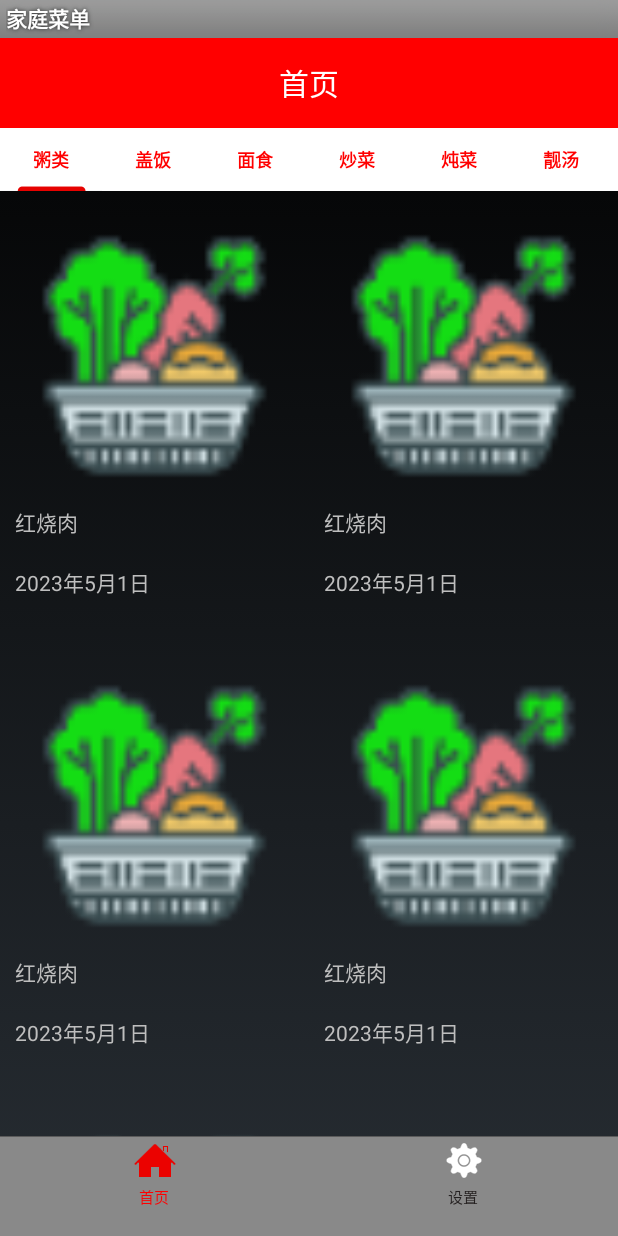
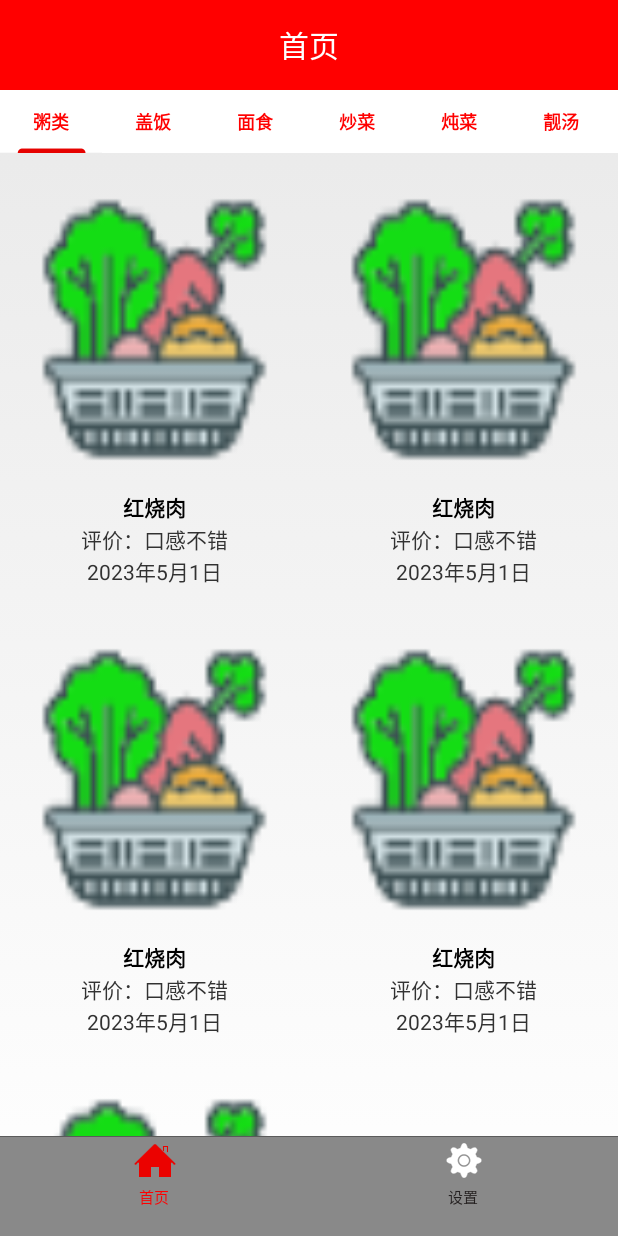
Before and after one commit to EugeniaGao/SmartMenuKotlin, an Android app: the NewsCenterFragment screen opened directly, with no data from a screen before it, on a phone screen of 412 x 824 dp. Run offline under Robolectric (Android 15) with nearby library versions, the phone set to English and light mode, and no system bars; libraries missing offline, so code that uses them is left out: com.jeremyfeinstein.slidingmenu.

Commit message:
修改主题及样式

```diff
--- a/app/src/main/AndroidManifest.xml
+++ b/app/src/main/AndroidManifest.xml
@@ -4,7 +4,6 @@
     <uses-permission android:name="android.permission.INTERNET" />
     <application
         android:name="com.jing.www.smartbj.MyApplication"
-        android:allowBackup="true"
         android:icon="@mipmap/ic_launcher"
         android:label="@string/app_name"
         android:supportsRtl="true"
--- a/app/src/main/java/com/jing/www/smartbj/adapter/MenuAdapter.kt
+++ b/app/src/main/java/com/jing/www/smartbj/adapter/MenuAdapter.kt
@@ -33,25 +33,7 @@ class MenuAdapter
 
     override fun onBindViewHolder(holder: MyViewHolder, @SuppressLint("RecyclerView") position: Int) {
         val viewHolder = holder as MyViewHolder?
-      /*  val newsCenterMenuBean = NewsCenterMenuBeanList!![position]
-        viewHolder!!.tvMenuTitle.text = newsCenterMenuBean.title
-        if (selectedPosition == position) {
-            viewHolder.ivArrow.setImageResource(R.drawable.menu_arr_select)
-            viewHolder.tvMenuTitle.setTextColor(Color.RED)
-        } else {
-            viewHolder.ivArrow.setImageResource(R.drawable.menu_arr_normal)
-            viewHolder.tvMenuTitle.setTextColor(Color.WHITE)
-        }*/
-     /*   viewHolder.itemView.setOnClickListener { item点击事件
-            if (selectedPosition != position) {
-                selectedPosition = position
-                notifyDataSetChanged()
-                //修改对应的标题
-                val baseFragment = (context as MainActivity).currentTabFragment
-                baseFragment.setTitle(newsCenterMenuBean.title) //侧边栏的点击事件
-            }
-            (context as MainActivity).slidingMenu!!.toggle()
-        }*/
+
     }
 
     override fun getItemCount(): Int {
--- a/app/src/main/res/layout/item_menu.xml
+++ b/app/src/main/res/layout/item_menu.xml
@@ -13,20 +13,39 @@
     android:layout_width="match_parent">
 
 </ImageView>
+<LinearLayout
+    android:layout_width="match_parent"
+    android:orientation="vertical"
+    android:layout_height="0dp"
+    android:layout_weight="1.5">
     <TextView
         android:id="@+id/menuName"
         android:layout_width="match_parent"
         android:layout_height="0dp"
-        android:layout_weight="1"
+        android:layout_weight="0.5"
+        android:gravity="center"
         android:text="红烧肉"
+        android:textStyle="bold"
+        android:textColor="@color/vpi__background_holo_dark"
         tools:ignore="Suspicious0dp" />
 
+
+    <TextView
+        android:id="@+id/descipt"
+        android:text="评价：口感不错"
+        android:gravity="center"
+        android:layout_width="match_parent"
+        android:layout_height="0dp"
+        android:layout_weight="0.5"
+        />
     <TextView
         android:id="@+id/createTime"
         android:text="2023年5月1日"
+        android:gravity="center"
         android:layout_width="match_parent"
         android:layout_height="0dp"
-        android:layout_weight="1"
+        android:layout_weight="0.5"
         />
+</LinearLayout>
 
 </LinearLayout>
--- a/library-ViewPagerIndicator/src/main/res/values/vpi__styles.xml
+++ b/library-ViewPagerIndicator/src/main/res/values/vpi__styles.xml
@@ -15,7 +15,7 @@
 -->
 
 <resources>
-    <style name="Theme.PageIndicatorDefaults" parent="android:Theme">
+    <style name="Theme.PageIndicatorDefaults" parent="android:Theme.Light.NoTitleBar.Fullscreen">
         <item name="vpiIconPageIndicatorStyle">@style/Widget.IconPageIndicator</item>
         <item name="vpiTabPageIndicatorStyle">@style/Widget.TabPageIndicator</item>
     </style>
```
